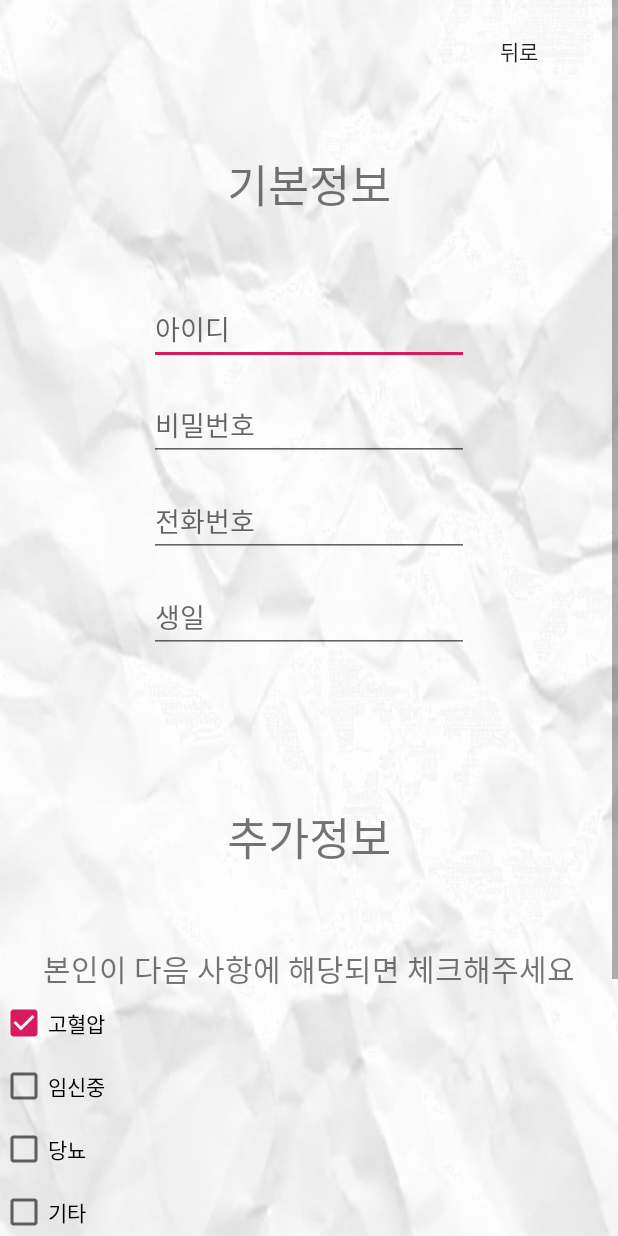
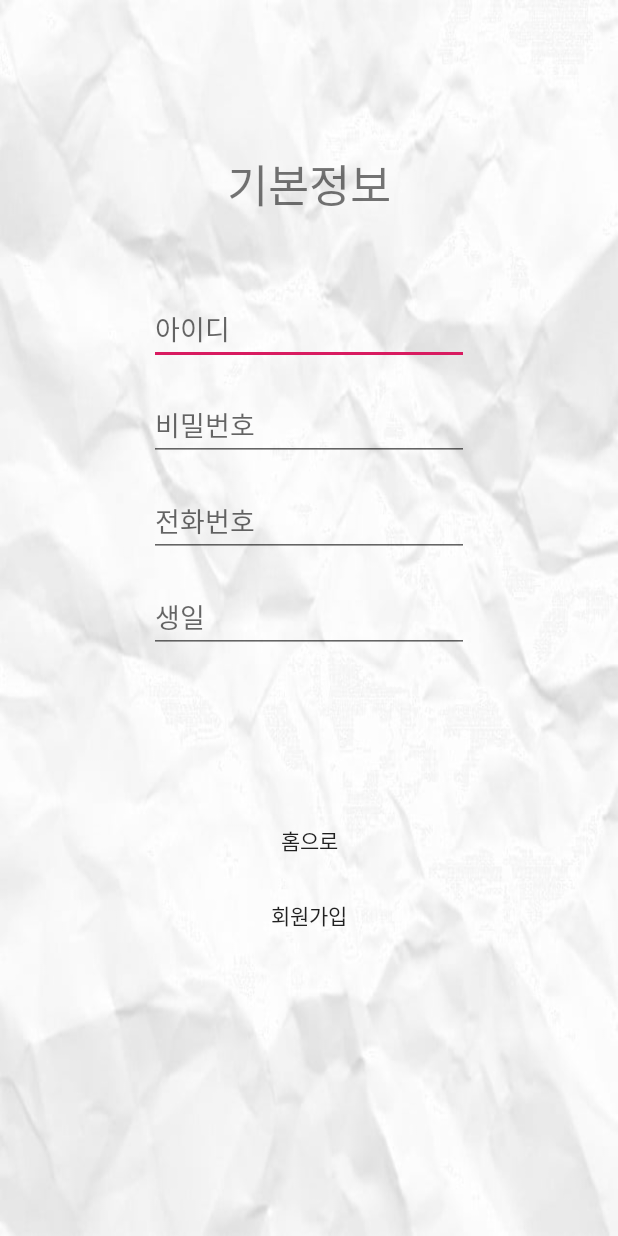
Before and after one commit to Junseon00/MD5, an Android app: the screen2register screen opened directly, with no data from a screen before it, on a phone screen of 412 x 824 dp. Run offline under Robolectric (Android 15) with nearby library versions, the phone set to English and light mode, and no system bars.

Commit message:
간단히 뒤로가기 버튼, 코드 등 수정

```diff
--- a/app/src/main/java/com/example/myapplication/screen2register.java
+++ b/app/src/main/java/com/example/myapplication/screen2register.java
@@ -21,6 +21,11 @@ public class screen2register extends AppCompatActivity {
     Button bt1,  btn_register;
     private EditText et_id, et_pass, et_phone, et_birth;
 
+    public void home(View v){
+        Intent intent = new Intent(this, MainActivity.class);
+        startActivity(intent);
+    }
+
     @Override
     protected void onCreate(Bundle savedInstanceState) {
         super.onCreate(savedInstanceState);
@@ -30,7 +35,6 @@ public class screen2register extends AppCompatActivity {
 
 
         //실수로 회원가입 창에 들어왔을 때 뒤로가는 용도
-        bt1 = findViewById(R.id.bt9);
         et_id = findViewById(R.id.et_id);
         et_pass = findViewById(R.id.et_pass);
         et_phone = findViewById(R.id.et_phone);
@@ -39,14 +43,7 @@ public class screen2register extends AppCompatActivity {
         btn_register = findViewById(R.id.btn_register);
 
 
-        //뒤로 가기
-        bt1.setOnClickListener(new View.OnClickListener() {
-            @Override
-            public void onClick(View view){
-                Intent intent = new Intent(screen2register.this, screen1login.class);
-                startActivity(intent);
-            }
-        });
+        //홈으로 가기
 
 
         //회원가입 버튼을 누르면
--- a/app/src/main/res/layout/activity_main.xml
+++ b/app/src/main/res/layout/activity_main.xml
@@ -99,6 +99,7 @@
             android:text="내 정보 수정"
             android:textSize="25sp"
             android:textColor="#FFFFFF"
+            android:onClick="modify"
             android:background="@drawable/bbbutton"/>
 
         <Button
--- a/app/src/main/res/layout/activity_screen2.xml
+++ b/app/src/main/res/layout/activity_screen2.xml
@@ -10,16 +10,6 @@
     tools:context=".screen2register">
 
 
-    <Button
-        android:id="@+id/bt9"
-        android:layout_width="wrap_content"
-        android:layout_height="wrap_content"
-        android:layout_marginStart="280dp"
-        android:layout_marginTop="10dp"
-        android:text="뒤로"
-        app:layout_constraintEnd_toEndOf="parent"
-        app:layout_constraintStart_toStartOf="parent"
-        app:layout_constraintTop_toTopOf="parent" />
 
     <ScrollView
         android:id="@+id/scrollView2"
@@ -85,83 +75,20 @@
                 android:hint="생일"
                 android:inputType="textPersonName" />
 
-            <TextView
-                android:id="@+id/textView2"
-                android:layout_width="match_parent"
-                android:layout_height="wrap_content"
-                android:layout_gravity="center"
-                android:layout_marginTop="100dp"
-                android:text="추가정보"
-                android:textAlignment="center"
-                android:textSize="30sp" />
-
-            <TextView
-                android:id="@+id/textView3"
-                android:layout_width="wrap_content"
-                android:layout_height="wrap_content"
-                android:layout_gravity="center"
-                android:layout_marginTop="50dp"
-                android:text="본인이 다음 사항에 해당되면 체크해주세요"
-                android:textSize="20sp" />
-
-            <LinearLayout
-                android:id="@+id/line1"
-                android:layout_width="match_parent"
-                android:layout_height="wrap_content"
-                android:layout_gravity="center"
-                android:layout_marginTop="5dp"
-                android:orientation="vertical">
-
-                <CheckBox
-                    android:id="@+id/checkBox1"
-                    android:layout_width="match_parent"
-                    android:layout_height="wrap_content"
-                    android:layout_marginBottom="10sp"
-                    android:checked="true"
-                    android:text="고혈압" />
-
-                <CheckBox
-                    android:id="@+id/checkBox2"
-                    android:layout_width="match_parent"
-                    android:layout_height="wrap_content"
-                    android:layout_marginBottom="10sp"
-                    android:text="임신중" />
-
-                <CheckBox
-                    android:id="@+id/checkBox4"
-                    android:layout_width="match_parent"
-                    android:layout_height="wrap_content"
-                    android:layout_marginBottom="10sp"
-                    android:text="당뇨" />
-
-                <CheckBox
-                    android:id="@+id/checkBox3"
-                    android:layout_width="match_parent"
-                    android:layout_height="wrap_content"
-                    android:layout_marginBottom="10sp"
-                    android:text="기타" />
-
-                <EditText
-                    android:id="@+id/checkbox3_etc"
-                    android:layout_width="match_parent"
-                    android:layout_height="wrap_content"
-                    android:layout_marginBottom="30sp"
-                    android:hint="기타 특기사항을 입력해주세요"
-                    android:inputType="textPersonName" />
 
 
+            <Button
+                android:id="@+id/home2"
+                android:layout_width="match_parent"
+                android:layout_height="50sp"
+                android:text="홈으로"
+                app:layout_constraintEnd_toEndOf="parent"
+                app:layout_constraintStart_toStartOf="parent"
+                app:layout_constraintTop_toBottomOf="@id/scrollView2"
+                android:layout_marginTop="100dp"
+                android:onClick="home"
+                tools:layout_editor_absoluteY="742dp" />
 
-
-
-
-                <Button
-                    android:id="@+id/button1"
-                    android:layout_width="match_parent"
-                    android:layout_height="wrap_content"
-                    android:layout_marginBottom="30sp"
-                    android:text="확인" />
-
-            </LinearLayout>
 
             <Button
                 android:id="@+id/btn_register"
```
Also changed, not shown: app/src/main/java/com/example/myapplication/MainActivity.java (+16 -5 lines), app/src/main/java/com/example/myapplication/screen3.java (+22 -17 lines), app/src/main/java/com/example/myapplication/screen9mypage.java (+7 -0 lines), app/src/main/res/layout/activity_screen3.xml (+13 -20 lines), app/src/main/res/layout/activity_screen9mypage.xml (+14 -13 lines), 9 other files.
